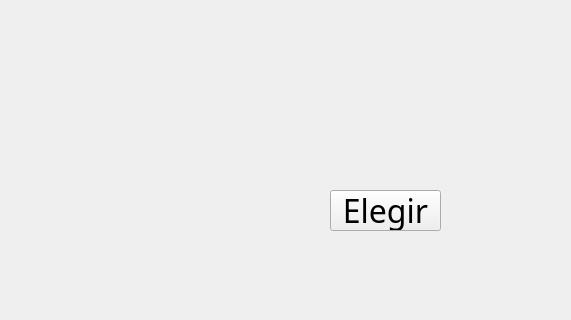
Before: the Qt Designer form UI-Lobby/sceneselection.ui in franciscoduc4/TP_Jazz_Jackrabbit_2, drawn with Qt 5; both pictures show x 0 to 571 and y 280 to 600 of the 800 by 600 pixel window.
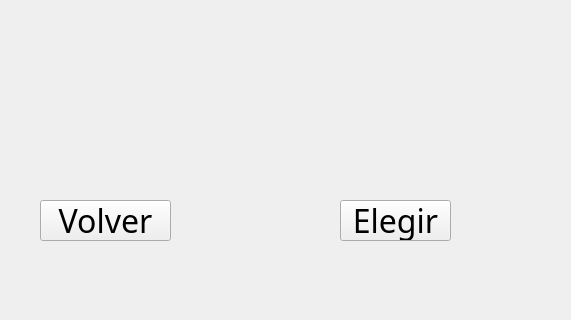
After: the same form once the commit is applied.

The edit to the form file:
```diff
--- a/UI-Lobby/sceneselection.ui
+++ b/UI-Lobby/sceneselection.ui
@@ -12,6 +12,7 @@
   </property>
   <property name="font">
    <font>
+    <family>Jazz Jackrabbit 2</family>
     <pointsize>10</pointsize>
    </font>
   </property>
@@ -51,8 +52,8 @@
    <widget class="QPushButton" name="btnChoose">
     <property name="geometry">
      <rect>
-      <x>330</x>
-      <y>470</y>
+      <x>340</x>
+      <y>480</y>
       <width>111</width>
       <height>41</height>
      </rect>
@@ -67,6 +68,25 @@
      <string>Elegir</string>
     </property>
    </widget>
+   <widget class="QPushButton" name="btnBack">
+    <property name="geometry">
+     <rect>
+      <x>40</x>
+      <y>480</y>
+      <width>131</width>
+      <height>41</height>
+     </rect>
+    </property>
+    <property name="font">
+     <font>
+      <family>Jazz Jackrabbit 2</family>
+      <pointsize>24</pointsize>
+     </font>
+    </property>
+    <property name="text">
+     <string>Volver</string>
+    </property>
+   </widget>
   </widget>
   <widget class="QMenuBar" name="menubar">
    <property name="enabled">
```
Left out of the diff: 2 changed lines with no effect on the pictures.
